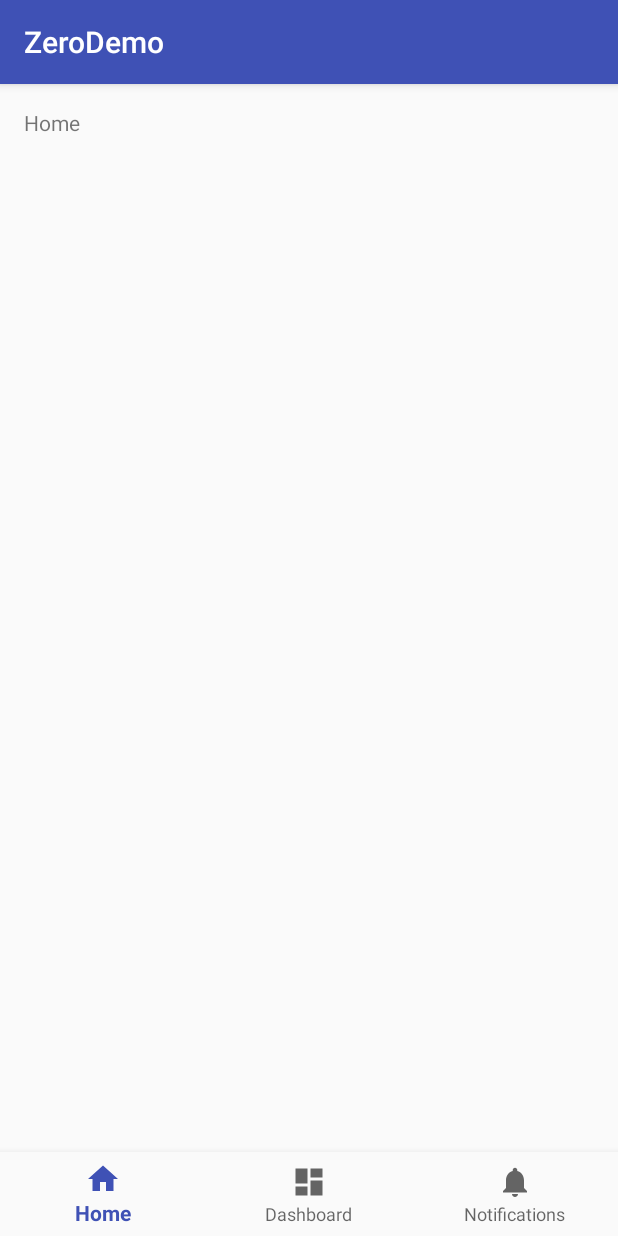
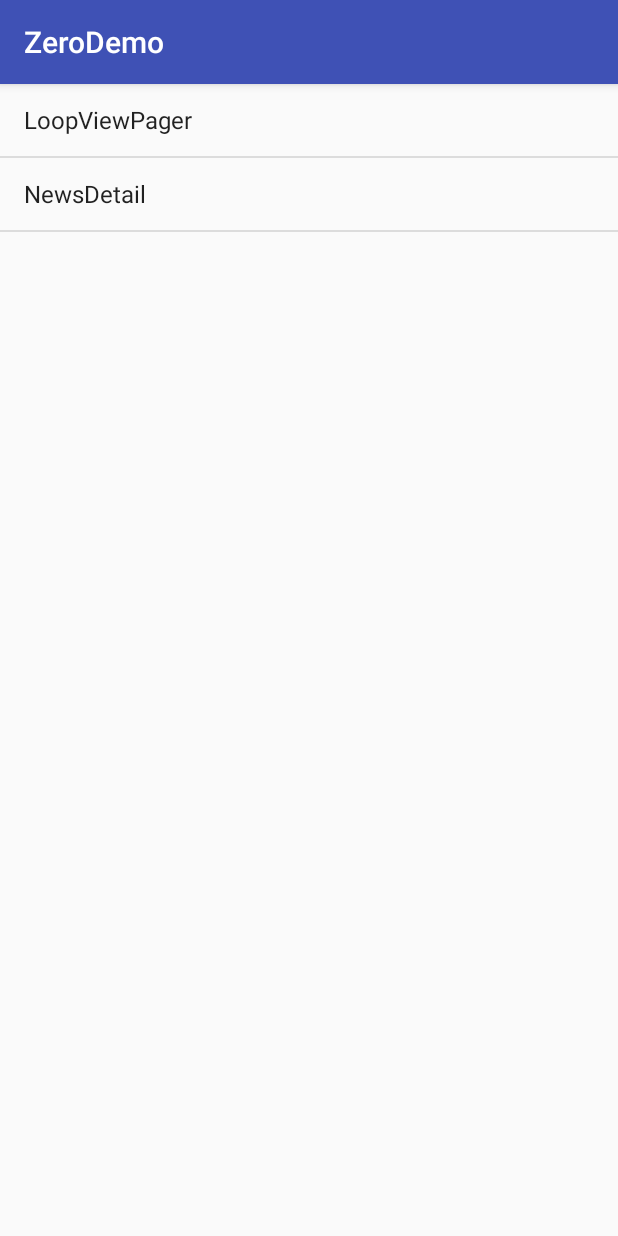
Before and after one commit to shuijinglingsos/Zero, an Android app: the screen it shows after launch (MainActivity), on a phone screen of 412 x 824 dp. Run offline under Robolectric (Android 15) with nearby library versions, the light colour scheme and no system bars.

Commit message:
增加首页listview

```diff
--- a/app/src/main/AndroidManifest.xml
+++ b/app/src/main/AndroidManifest.xml
@@ -10,14 +10,16 @@
         android:supportsRtl="true"
         android:theme="@style/AppTheme">
         <activity
-            android:name=".MainActivity"
-            android:label="@string/app_name">
+            android:name=".activity.MainActivity"
+            android:label="@string/app_name" >
             <intent-filter>
                 <action android:name="android.intent.action.MAIN" />
 
                 <category android:name="android.intent.category.LAUNCHER" />
             </intent-filter>
         </activity>
+        <activity android:name=".activity.NewsDetailActivity" />
+        <activity android:name=".activity.LoopViewPagerActivity" />
     </application>
 
 </manifest>
--- a/app/src/main/java/com/elf/zerodemo/MainActivity.java
+++ /dev/null
@@ -1,45 +0,0 @@
-package com.elf.zerodemo;
-
-import android.os.Bundle;
-import android.support.annotation.NonNull;
-import android.support.design.widget.BottomNavigationView;
-import android.support.v7.app.AppCompatActivity;
-import android.view.MenuItem;
-import android.widget.TextView;
-
-public class MainActivity extends AppCompatActivity {
-
-    private TextView mTextMessage;
-
-    private BottomNavigationView.OnNavigationItemSelectedListener mOnNavigationItemSelectedListener
-            = new BottomNavigationView.OnNavigationItemSelectedListener() {
-
-        @Override
-        public boolean onNavigationItemSelected(@NonNull MenuItem item) {
-            switch (item.getItemId()) {
-                case R.id.navigation_home:
-                    mTextMessage.setText(R.string.title_home);
-                    return true;
-                case R.id.navigation_dashboard:
-                    mTextMessage.setText(R.string.title_dashboard);
-                    return true;
-                case R.id.navigation_notifications:
-                    mTextMessage.setText(R.string.title_notifications);
-                    return true;
-            }
-            return false;
-        }
-
-    };
-
-    @Override
-    protected void onCreate(Bundle savedInstanceState) {
-        super.onCreate(savedInstanceState);
-        setContentView(R.layout.activity_main);
-
-        mTextMessage = (TextView) findViewById(R.id.message);
-        BottomNavigationView navigation = (BottomNavigationView) findViewById(R.id.navigation);
-        navigation.setOnNavigationItemSelectedListener(mOnNavigationItemSelectedListener);
-    }
-
-}
--- /dev/null
+++ b/app/src/main/java/com/elf/zerodemo/activity/MainActivity.java
@@ -0,0 +1,60 @@
+package com.elf.zerodemo.activity;
+
+import android.app.LauncherActivity;
+import android.content.Intent;
+import android.os.Bundle;
+import android.support.annotation.Nullable;
+import android.support.v7.app.AppCompatActivity;
+import android.view.View;
+import android.widget.AdapterView;
+import android.widget.ArrayAdapter;
+import android.widget.ListView;
+import android.widget.Toast;
+
+import com.elf.zerodemo.R;
+
+
+/**
+ * 主页
+ * Created by Lidong on 2017/11/15.
+ */
+
+public class MainActivity extends AppCompatActivity {
+
+    private String[] names = {
+            "LoopViewPager",
+            "NewsDetail"
+    };
+
+    private Class<?>[] clazzs = {
+            LoopViewPagerActivity.class,
+            NewsDetailActivity.class
+    };
+
+    @Override
+    protected void onCreate(@Nullable Bundle savedInstanceState) {
+        super.onCreate(savedInstanceState);
+        setContentView(R.layout.activity_main);
+
+        ArrayAdapter<String> adapter = new ArrayAdapter<>(
+                this, android.R.layout.simple_list_item_1, names);
+
+        ListView listView = (ListView) findViewById(R.id.listView);
+        listView.setAdapter(adapter);
+        listView.setOnItemClickListener(new AdapterView.OnItemClickListener() {
+            @Override
+            public void onItemClick(AdapterView<?> parent, View view, int position, long id) {
+                startActivity(position);
+            }
+        });
+    }
+
+    private void startActivity(int position) {
+        startActivity(new Intent(this, clazzs[position]));
+    }
+
+    private void showToast(String msg) {
+        Toast.makeText(this, msg, Toast.LENGTH_SHORT).show();
+    }
+
+}
--- a/app/src/main/java/com/elf/zerodemo/LoopViewPager.java
+++ b/app/src/main/java/com/elf/zerodemo/widget/LoopViewPager.java
@@ -1,4 +1,4 @@
-package com.elf.zerodemo;
+package com.elf.zerodemo.widget;
 
 import android.content.Context;
 import android.support.annotation.NonNull;
--- a/app/src/main/res/layout/activity_main.xml
+++ b/app/src/main/res/layout/activity_main.xml
@@ -5,33 +5,13 @@
     android:id="@+id/container"
     android:layout_width="match_parent"
     android:layout_height="match_parent"
-    tools:context="com.elf.zerodemo.MainActivity"
-    android:orientation="vertical">
+    android:orientation="vertical"
+    tools:context="com.elf.zerodemo.activity.MainActivity">
 
-    <FrameLayout
-        android:id="@+id/content"
+    <ListView
+        android:id="@+id/listView"
         android:layout_width="match_parent"
-        android:layout_height="0dp"
-        android:layout_weight="1">
+        android:layout_height="match_parent" />
 
-        <TextView
-            android:id="@+id/message"
-            android:layout_width="match_parent"
-            android:layout_height="wrap_content"
-            android:layout_marginBottom="@dimen/activity_vertical_margin"
-            android:layout_marginLeft="@dimen/activity_horizontal_margin"
-            android:layout_marginRight="@dimen/activity_horizontal_margin"
-            android:layout_marginTop="@dimen/activity_vertical_margin"
-            android:text="@string/title_home" />
-
-    </FrameLayout>
-
-    <android.support.design.widget.BottomNavigationView
-        android:id="@+id/navigation"
-        android:layout_width="match_parent"
-        android:layout_height="wrap_content"
-        android:layout_gravity="bottom"
-        android:background="?android:attr/windowBackground"
-        app:menu="@menu/navigation" />
 
 </LinearLayout>
```
Also changed, not shown: app/src/main/java/com/elf/zerodemo/activity/LoopViewPagerActivity.java (added, +90 -0 lines), app/src/main/java/com/elf/zerodemo/activity/NewsDetailActivity.java (added, +15 -0 lines), app/src/main/res/layout/activity_loop_view_pager.xml (added, +44 -0 lines), app/src/main/res/layout/activity_new_detail.xml (added, +9 -0 lines), app/src/main/res/drawable-xhdpi/timg.jpg (added), app/src/main/res/drawable-xhdpi/timg_1.jpg (added), app/src/main/res/drawable-xhdpi/timg_2.jpg (added).
